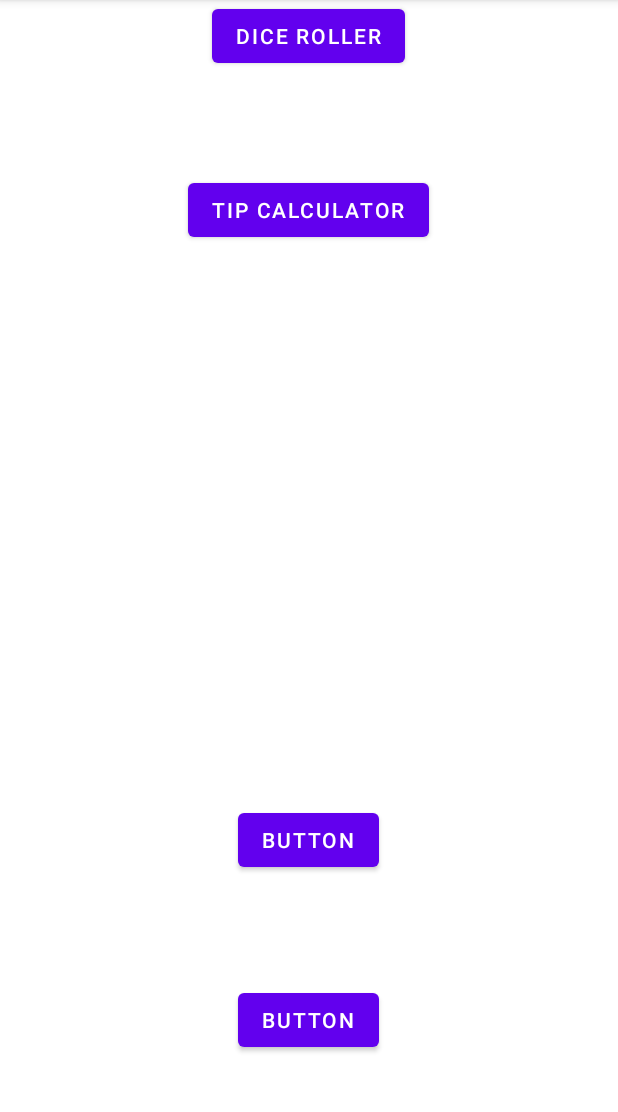
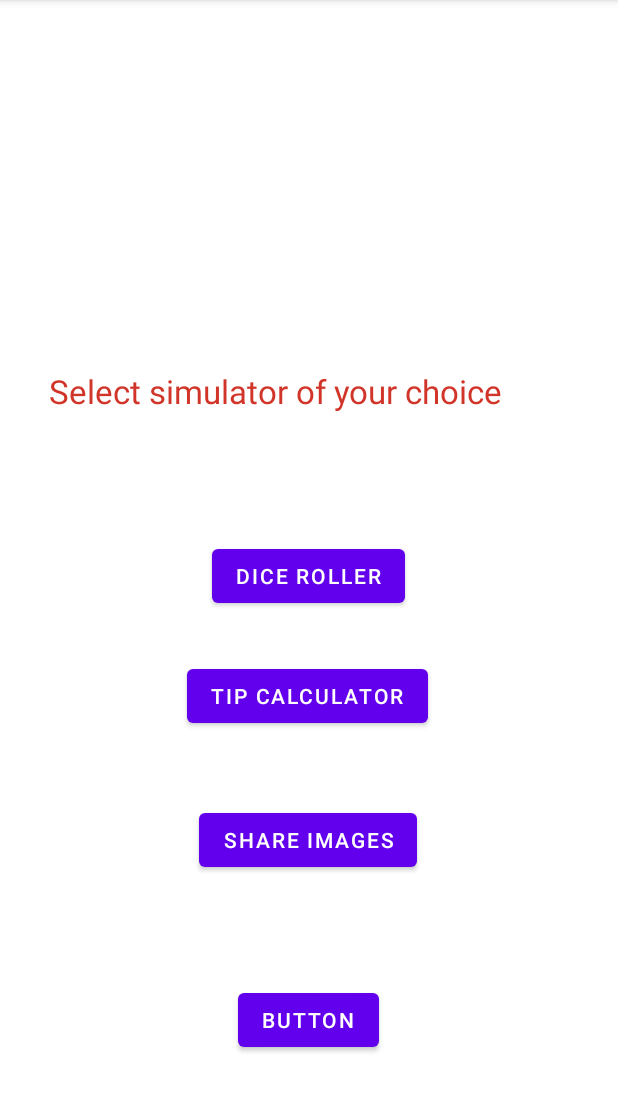
Before and after one commit to VishSingh03/ITR_Project_2023, an Android app: the screen it shows after launch (MainActivity), on a phone screen of 412 x 824 dp, the part 84-1196 px from its top. Run offline under Robolectric (Android 15) with nearby library versions, the light colour scheme and no system bars.

Commit message:
Added Share image simulator

```diff
--- a/app/src/main/AndroidManifest.xml
+++ b/app/src/main/AndroidManifest.xml
@@ -26,6 +26,9 @@
         <activity android:name=".TipCalculator">
 
         </activity>
+        <activity android:name=".WallpaperActivity">
+
+        </activity>
     </application>
 
 </manifest>
--- a/app/src/main/java/com/example/internshipproject/MainActivity.kt
+++ b/app/src/main/java/com/example/internshipproject/MainActivity.kt
@@ -20,5 +20,13 @@ class MainActivity : AppCompatActivity() {
             val intent = Intent (this,DiceRoller::class.java)
             startActivity(intent)
         }
+
+        // button for image share simulator
+        val btn_img = findViewById<Button>(R.id.button_img)
+
+        btn_img.setOnClickListener{
+            val intent = Intent(this,WallpaperActivity::class.java)
+            startActivity(intent)
+        }
     }
 }
--- a/app/src/main/res/layout/activity_main.xml
+++ b/app/src/main/res/layout/activity_main.xml
@@ -11,28 +11,29 @@
         android:layout_width="wrap_content"
         android:layout_height="wrap_content"
         android:text="Dice Roller"
+        app:layout_constraintBottom_toBottomOf="parent"
         app:layout_constraintEnd_toEndOf="parent"
         app:layout_constraintHorizontal_bias="0.498"
         app:layout_constraintStart_toStartOf="parent"
-        tools:layout_editor_absoluteY="319dp" />
+        app:layout_constraintTop_toTopOf="parent" />
 
     <Button
         android:id="@+id/btn_tip"
         android:layout_width="wrap_content"
         android:layout_height="wrap_content"
-        android:layout_marginTop="68dp"
+        android:layout_marginTop="32dp"
         android:text="Tip calculator"
         app:layout_constraintEnd_toEndOf="parent"
-        app:layout_constraintHorizontal_bias="0.498"
+        app:layout_constraintHorizontal_bias="0.497"
         app:layout_constraintStart_toStartOf="parent"
         app:layout_constraintTop_toBottomOf="@+id/btn_roll" />
 
     <Button
-        android:id="@+id/button3"
+        android:id="@+id/button_img"
         android:layout_width="wrap_content"
         android:layout_height="wrap_content"
         android:layout_marginBottom="72dp"
-        android:text="Button"
+        android:text="Share images"
         app:layout_constraintBottom_toTopOf="@+id/button4"
         app:layout_constraintEnd_toEndOf="parent"
         app:layout_constraintHorizontal_bias="0.498"
@@ -53,15 +54,15 @@
 
     <TextView
         android:id="@+id/textView"
-        android:layout_width="398dp"
-        android:layout_height="80dp"
+        android:layout_width="346dp"
+        android:layout_height="59dp"
         android:text="Select simulator of your choice"
         android:textColor="#D13428"
-        android:textSize="27sp"
+        android:textSize="22sp"
         app:layout_constraintBottom_toTopOf="@+id/btn_roll"
         app:layout_constraintEnd_toEndOf="parent"
-        app:layout_constraintHorizontal_bias="1.0"
+        app:layout_constraintHorizontal_bias="0.492"
         app:layout_constraintStart_toStartOf="parent"
         app:layout_constraintTop_toTopOf="parent"
-        app:layout_constraintVertical_bias="0.889" />
+        app:layout_constraintVertical_bias="0.819" />
 </androidx.constraintlayout.widget.ConstraintLayout>
--- a/build.gradle
+++ b/build.gradle
@@ -1,6 +1,6 @@
 // Top-level build file where you can add configuration options common to all sub-projects/modules.
 plugins {
-    id 'com.android.application' version '7.4.2' apply false
-    id 'com.android.library' version '7.4.2' apply false
+    id 'com.android.application' version '7.3.0' apply false
+    id 'com.android.library' version '7.3.0' apply false
     id 'org.jetbrains.kotlin.android' version '1.8.0' apply false
 }
```
Also changed, not shown: app/src/main/java/com/example/internshipproject/WallpaperActivity.kt (added, +68 -0 lines), app/src/main/res/layout/activity_wallpaper.xml (added, +24 -0 lines), app/src/main/res/layout/item_wallpaper.xml (added, +17 -0 lines), app/src/debug/place_holder-playstore.png (added).
